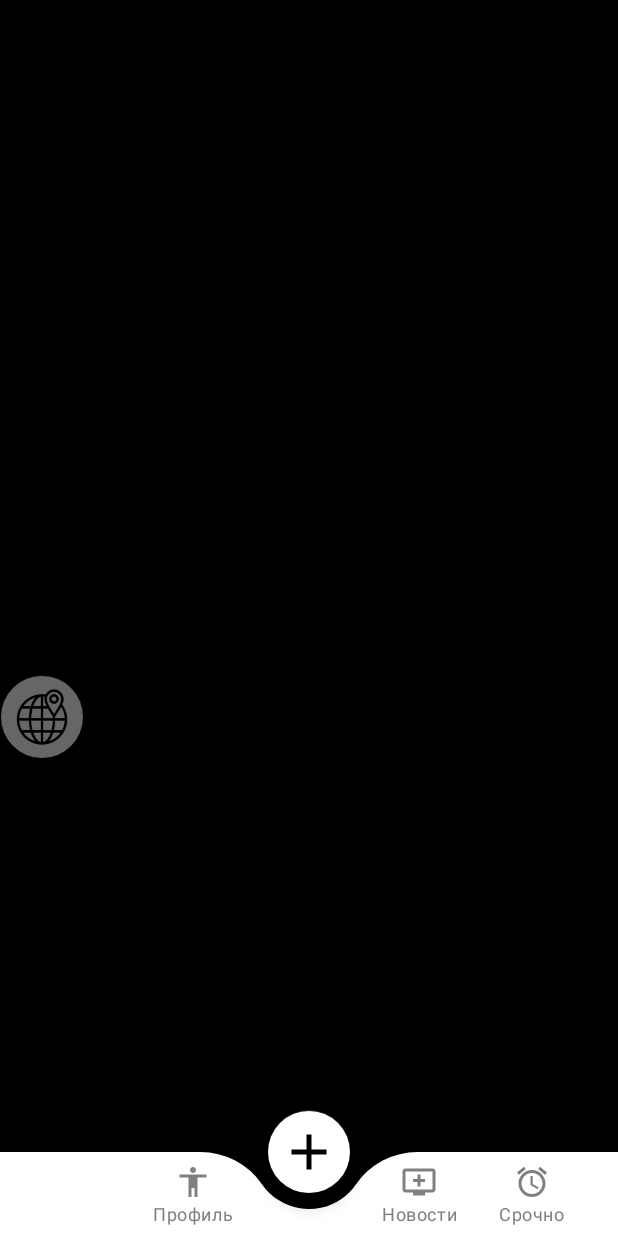
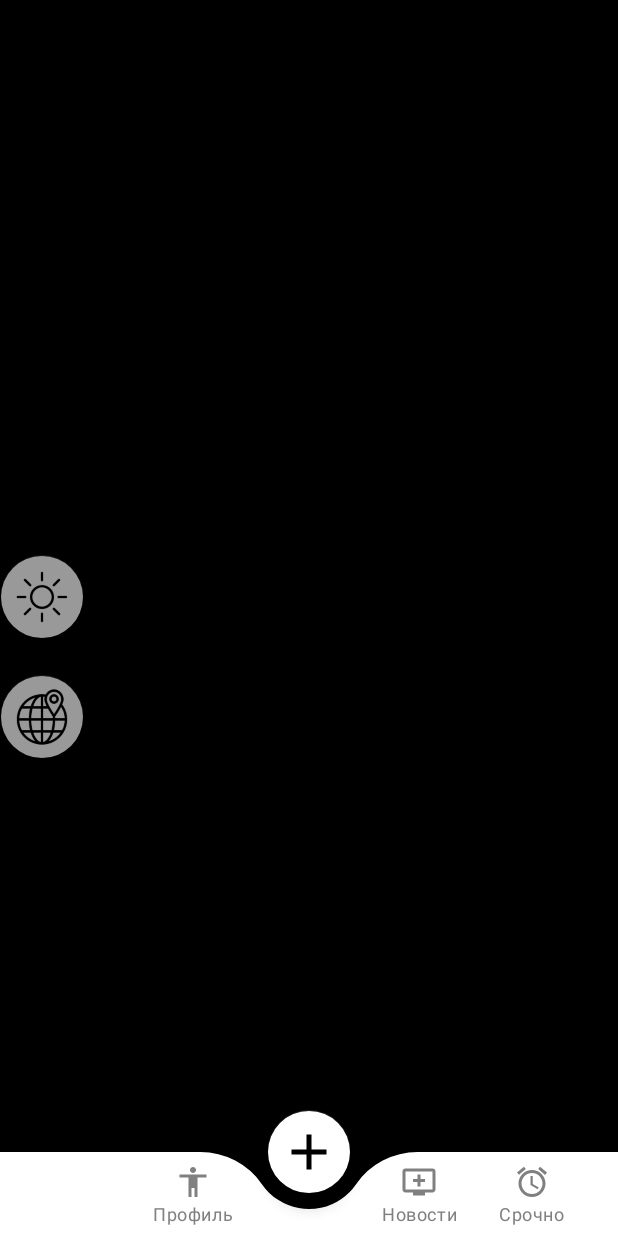
Before and after one commit to AskAnyQuestion/CititzenApp, an Android app: the HomeActivity screen opened directly, with no data from a screen before it, on a phone screen of 412 x 824 dp. Run offline under Robolectric (Android 15) with nearby library versions, the phone set to English and light mode, and no system bars; libraries missing offline, so code that uses them is left out: com.yandex.mapkit, com.yandex.runtime; plain views replace MapView; 5 statements that could not run were skipped.

```diff
--- a/app/src/main/java/com/example/application/activity/HomeActivity.java
+++ b/app/src/main/java/com/example/application/activity/HomeActivity.java
@@ -2,6 +2,9 @@ package com.example.application.activity;
 
 import android.Manifest;
 import android.annotation.SuppressLint;
+import android.content.Context;
+import android.content.Intent;
+import android.content.SharedPreferences;
 import android.content.pm.PackageManager;
 import android.graphics.*;
 import android.graphics.Rect;
@@ -39,6 +42,7 @@ import org.jetbrains.annotations.NotNull;
 
 import java.io.IOException;
 import java.io.InputStream;
+import java.util.ArrayList;
 import java.util.Properties;
 
 public class HomeActivity extends AppCompatActivity implements NavigationBarView.OnItemSelectedListener {
@@ -52,25 +56,40 @@ public class HomeActivity extends AppCompatActivity implements NavigationBarView
     private TextView streetAndKm;
     private FloatingActionButton buttonCrossAdd;
     private FloatingActionButton buttonFindMe;
+    private FloatingActionButton buttonChangeTime;
     private BottomNavigationView bottomNavigationView;
     private CameraPosition position;
     private UserLocationLayer locationLayer;
     private MapObjectCollection objCollection;
+    private boolean isNightMode;
+
     @Override
     protected void onCreate(Bundle savedInstanceState) {
         this.MAPKIT_API_KEY = getApiToken();
-        if (!hasUri())
+        if (isFirstStart())
             MapKitFactory.setApiKey(MAPKIT_API_KEY);
         setContentView(R.layout.activity_home);
         super.onCreate(savedInstanceState);
         MapKitFactory.initialize(this);
         init();
+        initPreference();
 
         buttonCrossAdd.setOnClickListener(v -> { // cross
             getSupportFragmentManager().beginTransaction().replace(R.id.frame_layout, new IncidentFragment()).commit();
         });
         buttonFindMe.setOnClickListener(v -> { // find
             updateLocation(position.getTarget());
+        });
+        buttonChangeTime.setOnClickListener(v -> { // night-mode
+            Map map = this.mapView.getMapWindow().getMap();
+            this.isNightMode = !isNightMode;
+            map.setNightModeEnabled(this.isNightMode);
+            // Preference
+            SharedPreferences sharedPreferences = getApplicationContext()
+                    .getSharedPreferences("NightModePrefs", Context.MODE_PRIVATE);
+            SharedPreferences.Editor editor = sharedPreferences.edit();
+            editor.putBoolean("nightMode", isNightMode);
+            editor.apply();
         });
 
         if (isLocationPermissionGranted()) {
@@ -110,8 +129,8 @@ public class HomeActivity extends AppCompatActivity implements NavigationBarView
     private void updateLocation(Point point) {
         this.position = new CameraPosition(point, 17, 0, 0);
         Map map = mapView.getMapWindow().getMap();
-        map.setNightModeEnabled(true);
         map.setRotateGesturesEnabled(false);
+        map.setNightModeEnabled(isNightMode);
         map.move(position, new Animation(Animation.Type.SMOOTH, 1f), null);
         this.objCollection = map.getMapObjects();
 
@@ -120,7 +139,7 @@ public class HomeActivity extends AppCompatActivity implements NavigationBarView
             locationLayer.setVisible(true);
             locationLayer.setHeadingEnabled(true);
         }
-        if (hasUri()) {
+        if (!isFirstStart()) {
             Bitmap bitmap = null;
             try {
                 InputStream inputStream = getContentResolver().openInputStream(uri);
@@ -145,7 +164,6 @@ public class HomeActivity extends AppCompatActivity implements NavigationBarView
             object.setUserData(new IncidentData(p, text, this));
             object.setGeometry(p);
             object.setIcon(ImageProvider.fromBitmap(cloneBitmap), getIconStyle());
-            //
             BottomSheetBehavior<FrameLayout> bottomSheetBehavior = BottomSheetBehavior.from(layout);
             bottomSheetBehavior.setPeekHeight(0, true);
             layout.setVisibility(View.VISIBLE);
@@ -155,23 +173,24 @@ public class HomeActivity extends AppCompatActivity implements NavigationBarView
 
     @SuppressLint("SetTextI18n")
     private void watchIncident() {
-        this.objCollection.addTapListener((mapObject, p) -> {
+        MapObjectTapListener listener = (mapObject, point) -> {
             IncidentData data = (IncidentData) mapObject.getUserData();
             if (data != null) {
-                String lastUpdate = "Последнее обновление: ";
+                String lastUpdateMessage = "Последнее обновление: ";
                 Point incidentPoint = data.getPoint();
                 double kilometers = Utils.calculateDistanceBetweenPoints(position.getTarget(), incidentPoint);
-                this.lastUpdate.setText(lastUpdate + data.getTime());
-                this.description.setText(data.getDescription());
-                this.streetAndKm.setText(data.getAddress() + " - " + kilometers + " км.");
+                lastUpdate.setText(lastUpdateMessage + data.getTime());
+                description.setText(data.getDescription());
+                streetAndKm.setText(data.getAddress() + " - " + kilometers + " км.");
                 BottomSheetBehavior<FrameLayout> bottomSheetBehavior = BottomSheetBehavior.from(layout);
                 bottomSheetBehavior.setState(BottomSheetBehavior.STATE_EXPANDED);
-                // yandex.maps.runtime
-                // com.example.application
-                // Java object is already finalized. Nothing to do.
             }
-            return false;
-        });
+            return true;
+        };
+        @SuppressWarnings("MismatchedQueryAndUpdateOfCollection") // WeakReference
+        ArrayList<MapObjectTapListener> listeners = new ArrayList<>();
+        listeners.add(listener);
+        this.objCollection.addTapListener(listener);
     }
 
     private Bitmap getRoundedCornerBitmap(Bitmap bitmap) {
@@ -211,13 +230,20 @@ public class HomeActivity extends AppCompatActivity implements NavigationBarView
         bottomNavigationView = findViewById(R.id.bottomNavigationView);
         buttonCrossAdd = findViewById(R.id.addCross);
         buttonFindMe = findViewById(R.id.findme);
+        buttonChangeTime = findViewById(R.id.changeTIme);
         lastUpdate = findViewById(R.id.lastUpdate);
         description = findViewById(R.id.description);
         streetAndKm = findViewById(R.id.streetAndKm);
         layout = findViewById(R.id.frame_layout_r);
         bottomNavigationView.setBackground(null);
-        bottomNavigationView.getMenu().getItem(2).setEnabled(false); // Неактивная зона
+        bottomNavigationView.getMenu().getItem(2).setEnabled(false);
         mapView = findViewById(R.id.mapview);
+    }
+
+    private void initPreference() {
+        SharedPreferences preferences = getApplicationContext().
+                getSharedPreferences("NightModePrefs", Context.MODE_PRIVATE);
+        this.isNightMode = preferences.getBoolean("nightMode", false);
     }
 
     private boolean isLocationPermissionGranted() {
@@ -270,14 +296,15 @@ public class HomeActivity extends AppCompatActivity implements NavigationBarView
         return false;
     }
 
-    private boolean hasUri() {
-        String uri = getIntent().getStringExtra("imageUri");
-        String text = getIntent().getStringExtra("text");
+    private boolean isFirstStart() {
+        Intent intent = getIntent();
+        String uri = intent.getStringExtra("imageUri");
+        String text = intent.getStringExtra("text");
         if (uri != null && text != null) {
             this.uri = Uri.parse(uri);
             this.text = text;
+            return false;
+        } else
             return true;
-        } else
-            return false;
     }
 }
--- a/app/src/main/java/com/example/application/map/IncidentData.java
+++ b/app/src/main/java/com/example/application/map/IncidentData.java
@@ -19,7 +19,7 @@ public class IncidentData {
 
     public IncidentData(Point point, String description, Activity activity) {
         this.time = LocalTime.now();
-        this.description = description;
+        this.description = description.substring(0, 1).toUpperCase() + description.substring(1);
         this.point = point;
         Geocoder geocoder = new Geocoder(activity.getApplicationContext(), new Locale("RU"));
         try {
--- a/app/src/main/res/layout/activity_home.xml
+++ b/app/src/main/res/layout/activity_home.xml
@@ -69,13 +69,27 @@
                     android:layout_alignParentStart="false"
                     android:layout_alignParentEnd="true"
                     android:layout_marginTop="450dp"
-                    android:alpha="0.4"
+                    android:alpha="0.6"
                     android:layout_width="wrap_content"
                     android:layout_height="wrap_content"
                     android:backgroundTint="@color/white"
                     android:src="@drawable/findme"
                     android:id="@+id/findme"
                     android:contentDescription="@string/findMyLocation"
+                    app:maxImageSize="40dp"
+                    android:layout_marginEnd="10dp"/>
+            <com.google.android.material.floatingactionbutton.FloatingActionButton
+                    android:text=""
+                    android:layout_alignParentStart="false"
+                    android:layout_alignParentEnd="true"
+                    android:layout_marginTop="370dp"
+                    android:alpha="0.6"
+                    android:layout_width="wrap_content"
+                    android:layout_height="wrap_content"
+                    android:backgroundTint="@color/white"
+                    android:src="@drawable/sun"
+                    android:id="@+id/changeTIme"
+                    android:contentDescription="@string/changeTime"
                     app:maxImageSize="40dp"
                     android:layout_marginEnd="10dp"/>
         </com.yandex.mapkit.mapview.MapView>
--- a/app/src/main/res/values/strings.xml
+++ b/app/src/main/res/values/strings.xml
@@ -7,6 +7,7 @@
     <string name="addTitle">Добавить</string>
     <string name="findMyLocation">Найти</string>
     <string name="showDescription">Описание</string>
+    <string name="changeTime">Изменить время</string>
     <!-- TODO: Remove or change this placeholder text -->
     <!--  <string name="hello_blank_fragment">Hello blank fragment</string> -->
 </resources>
```
Also changed, not shown: app/src/main/res/drawable/sun.png (added).
